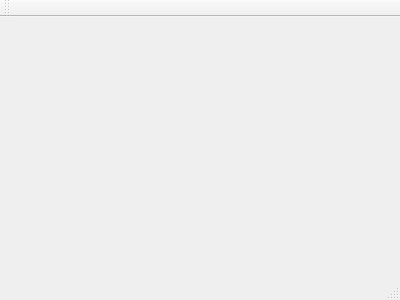
Before: the Qt Designer form mainwindow.ui in Matthew-McRaven/hidimdraw, drawn with Qt 5.
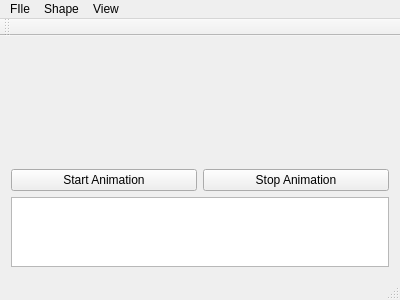
After: the same form once the commit is applied. Custom widgets are drawn as their Qt base class.

Commit message: Refactored UI to handle additional configuration

Diff of the .ui file:
```diff
--- a/mainwindow.ui
+++ b/mainwindow.ui
@@ -12,13 +12,113 @@
   <property name="windowTitle" >
    <string>MainWindow</string>
   </property>
-  <widget class="QMenuBar" name="menuBar" />
-  <widget class="QToolBar" name="mainToolBar" />
-  <widget class="QWidget" name="centralWidget" />
-  <widget class="QStatusBar" name="statusBar" />
+  <widget class="QWidget" name="centralWidget">
+   <layout class="QGridLayout" name="gridLayout_2">
+    <item row="0" column="0">
+     <layout class="QGridLayout" name="gridLayout">
+      <item row="1" column="0">
+       <widget class="QPushButton" name="pushButton_Start">
+        <property name="text">
+         <string>Start Animation</string>
+        </property>
+       </widget>
+      </item>
+      <item row="1" column="1">
+       <widget class="QPushButton" name="pushButton_Stop">
+        <property name="text">
+         <string>Stop Animation</string>
+        </property>
+       </widget>
+      </item>
+      <item row="2" column="0" colspan="2">
+       <widget class="QTableView" name="tableView_Rots">
+        <property name="sizePolicy">
+         <sizepolicy hsizetype="Expanding" vsizetype="Expanding">
+          <horstretch>0</horstretch>
+          <verstretch>1</verstretch>
+         </sizepolicy>
+        </property>
+       </widget>
+      </item>
+      <item row="0" column="0" colspan="2">
+       <widget class="ndimscene" name="graphWidget" native="true">
+        <property name="sizePolicy">
+         <sizepolicy hsizetype="Preferred" vsizetype="Preferred">
+          <horstretch>0</horstretch>
+          <verstretch>3</verstretch>
+         </sizepolicy>
+        </property>
+       </widget>
+      </item>
+     </layout>
+    </item>
+   </layout>
+  </widget>
+  <widget class="QMenuBar" name="menuBar">
+   <property name="geometry">
+    <rect>
+     <x>0</x>
+     <y>0</y>
+     <width>400</width>
+     <height>22</height>
+    </rect>
+   </property>
+   <widget class="QMenu" name="menuFIle">
+    <property name="title">
+     <string>FIle</string>
+    </property>
+   </widget>
+   <widget class="QMenu" name="menuShape">
+    <property name="title">
+     <string>Shape</string>
+    </property>
+    <addaction name="actionDimensions"/>
+    <addaction name="actionReset_Rotation"/>
+   </widget>
+   <widget class="QMenu" name="menuView">
+    <property name="title">
+     <string>View</string>
+    </property>
+    <addaction name="actionReset_Camera"/>
+   </widget>
+   <addaction name="menuFIle"/>
+   <addaction name="menuShape"/>
+   <addaction name="menuView"/>
+  </widget>
+  <widget class="QToolBar" name="mainToolBar">
+   <attribute name="toolBarArea">
+    <enum>TopToolBarArea</enum>
+   </attribute>
+   <attribute name="toolBarBreak">
+    <bool>false</bool>
+   </attribute>
+  </widget>
+  <widget class="QStatusBar" name="statusBar"/>
+  <action name="actionDimensions">
+   <property name="text">
+    <string>Dimensions</string>
+   </property>
+  </action>
+  <action name="actionReset_Camera">
+   <property name="text">
+    <string>Reset Camera</string>
+   </property>
+  </action>
+  <action name="actionReset_Rotation">
+   <property name="text">
+    <string>Reset Rotation</string>
+   </property>
+  </action>
  </widget>
- <layoutDefault spacing="6" margin="11" />
- <pixmapfunction></pixmapfunction>
+ <layoutdefault spacing="6" margin="11"/>
+ <customwidgets>
+  <customwidget>
+   <class>ndimscene</class>
+   <extends>QWidget</extends>
+   <header>ndimscene.h</header>
+   <container>1</container>
+  </customwidget>
+ </customwidgets>
  <resources/>
  <connections/>
 </ui>
```
Left out of the diff: 7 changed lines with no effect on the pictures. The commit also changes 4 other files.
